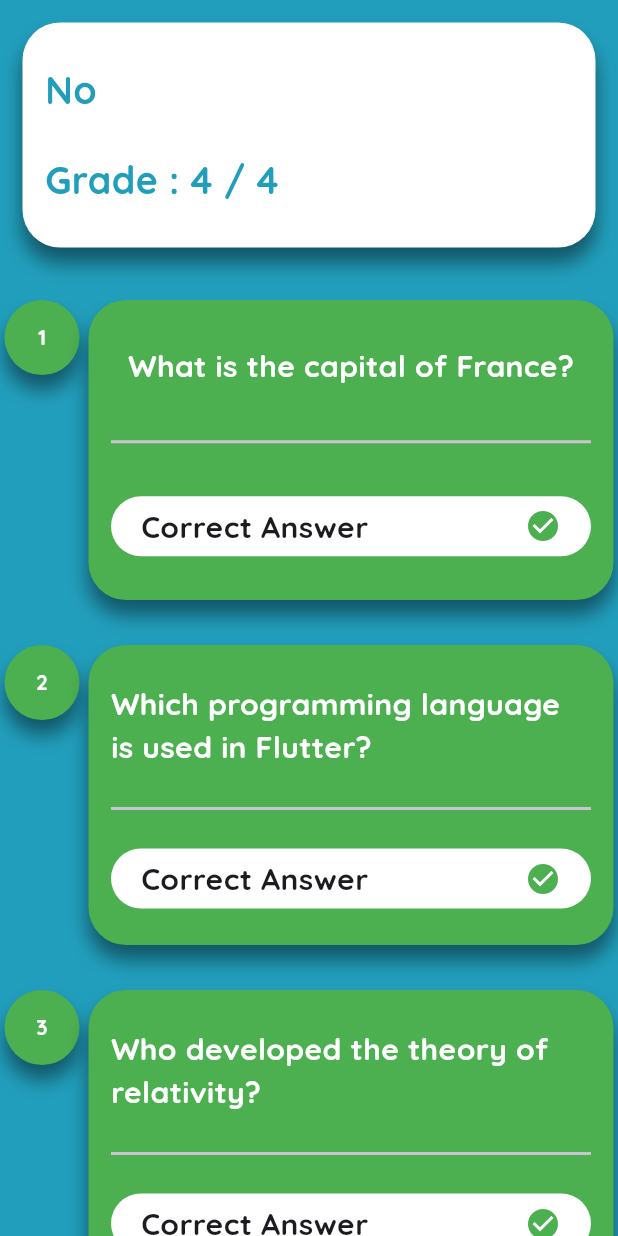
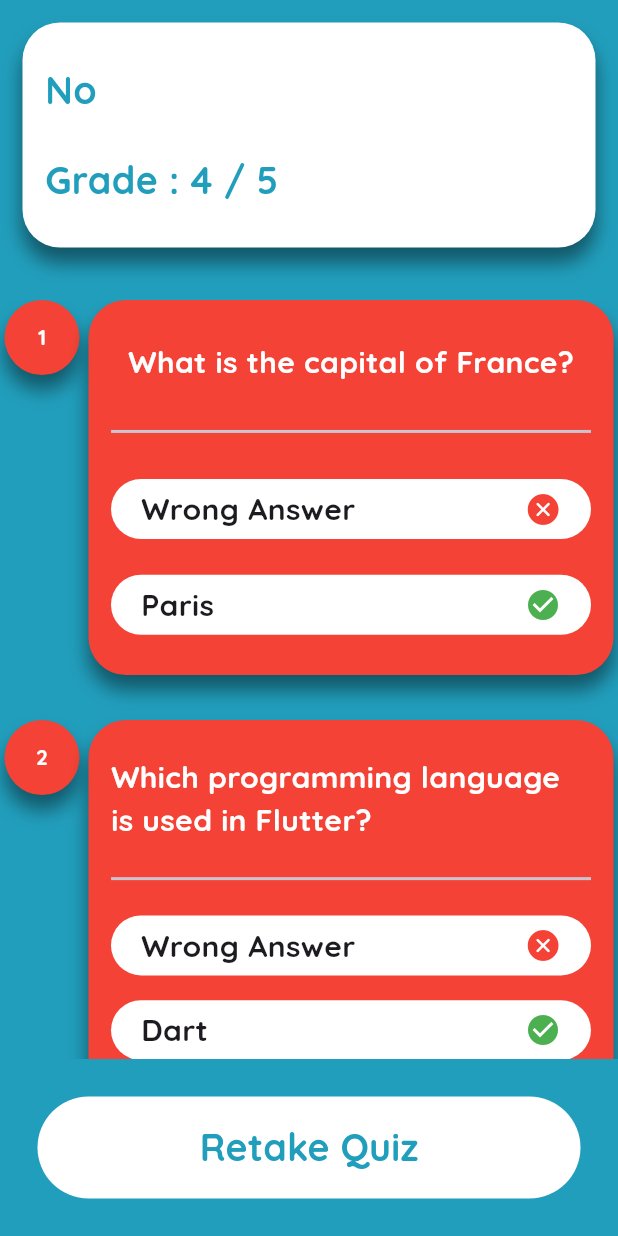
Before and after one commit to malakelsayed2/quiz_app, a Flutter app: the screen it shows after launch, on a phone screen of 412 x 824 dp. Run offline on Flutter 3.47's test engine with Material 3 defaults, Android fonts, the phone set to English and light mode, and no system bars; our stand-ins replace google_fonts, percent_indicator, smooth_page_indicator.

Commit message:
added Retake quiz button in Result screen

```diff
--- a/lib/view/splash/screens/results_screen.dart
+++ b/lib/view/splash/screens/results_screen.dart
@@ -2,9 +2,11 @@ import 'package:flutter/material.dart';
 import 'package:google_fonts/google_fonts.dart';
 import 'package:quizapp/core/resources/Models/questionModel/question_list.dart';
 import 'package:quizapp/core/resources/color_manager.dart';
+import 'package:quizapp/core/resources/route_manager.dart';
 import 'package:quizapp/view/splash/widgets/custom_correct_answer_card.dart';
 
 import '../../../core/resources/size_manager.dart';
+import '../widgets/custom_button.dart';
 import '../widgets/custom_wrong_answer_card.dart';
 
 class ResultsScreen extends StatelessWidget {
@@ -16,8 +18,8 @@ class ResultsScreen extends StatelessWidget {
     //     .of(context)!
     //     .settings
     //     .arguments as String;
-    final double screenHeight = MediaQuery.of(context).size.height;
-    int answer = 1;
+
+    int answer = 0;
 
     return Scaffold(
       backgroundColor: Color(ColorMangager.mainColor),
@@ -58,7 +60,7 @@ class ResultsScreen extends StatelessWidget {
                       textAlign: TextAlign.left,
                     ),
                     Text(
-                      "Grade : 4 / 4",
+                      "Grade : 4 / ${QuestionList.questionList.length} ",
                       style: GoogleFonts.quicksand(
                         fontSize: 25,
                         color: Color(ColorMangager.mainColor),
@@ -94,6 +96,18 @@ class ResultsScreen extends StatelessWidget {
           ],
         ),
       ),
+      bottomNavigationBar: Padding(
+        padding: EdgeInsetsGeometry.all(25),
+        child :CustomButton(
+          text: "Retake Quiz",
+          function: (){
+            Navigator.pushReplacementNamed(context, RouteStringManager.loginScreen);
+          } ,
+          colorButton: Colors.white,
+          colorText: Color(ColorMangager.mainColor),
+          fontweight: FontWeight.bold,
+        ),
+      ),
     );
   }
 }
```
